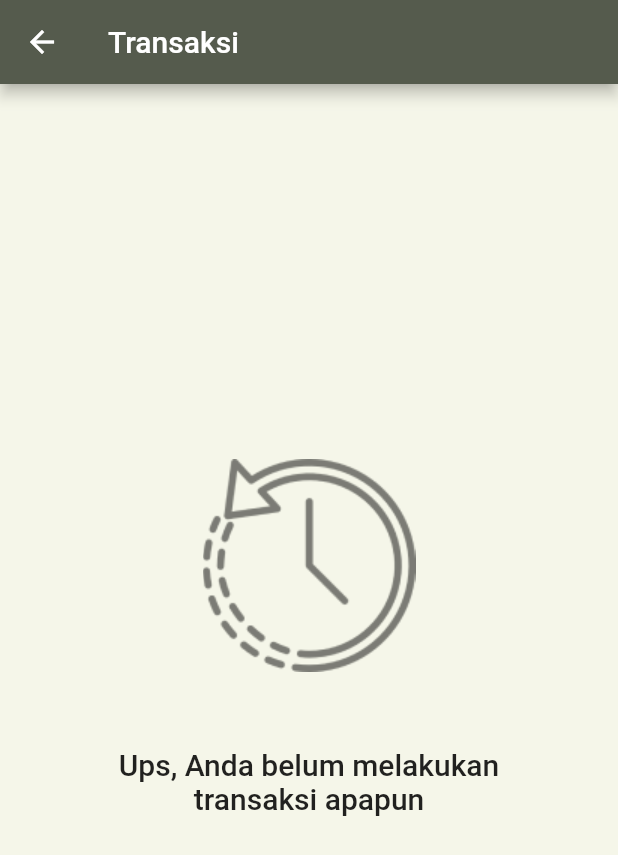
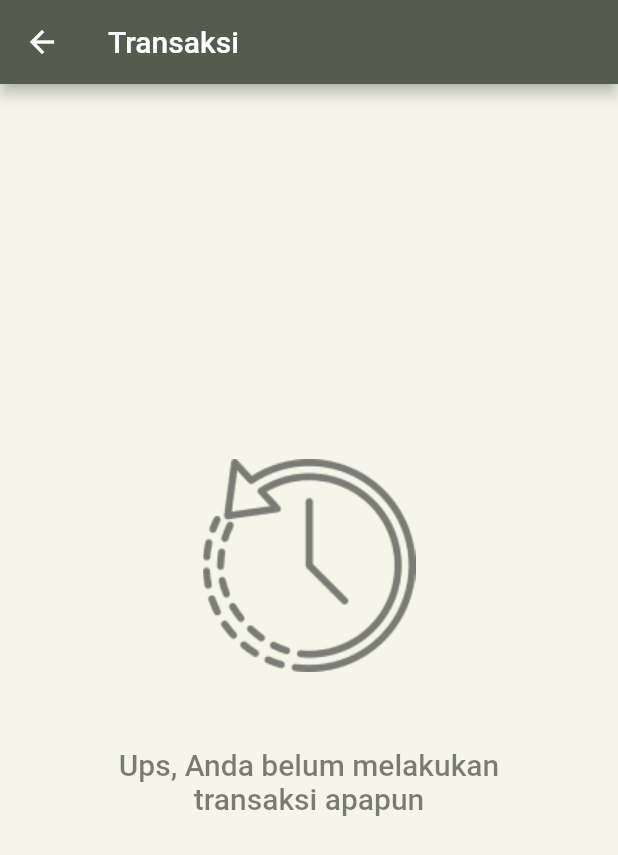
Before and after one commit to finnchristoffer/JemputAh-App, a Flutter app: the TransaksiScreen screen opened directly, on a phone screen of 412 x 824 dp. Shown: the top 855 px of the screen. Run offline on Flutter 3.47's test engine with Material 2 defaults, Android fonts, the phone set to English and light mode, and no system bars; our stand-ins replace carousel_slider, cloud_firestore, firebase_auth, firebase_core; missing offline and left inert: dart:ffi; accounts and stored records are empty; Roboto replaces fonts that are missing (Poppins).

Commit message:
Removing from User Transaction Model and Setting Text Style

```diff
--- a/lib/models/user_transaction.dart
+++ b/lib/models/user_transaction.dart
@@ -8,7 +8,6 @@ class UserTransaction {
       "id_shop": snapshot['id_shop'],
       "id_user": snapshot['id_user'],
       "tgl_transaksi_user": snapshot['tgl_transaksi_user'],
-      "id_transaction" : snapshot.id.toString(),
     };
     return data;
   }
--- a/lib/screens/transaksi_screen.dart
+++ b/lib/screens/transaksi_screen.dart
@@ -66,10 +66,11 @@ class _TransaksiScreenState extends State<TransaksiScreen> {
                   historyEmpty,
                 ),
               ),
-              const Text(
+              Text(
                 "Ups, Anda belum melakukan \ntransaksi apapun",
                 style: TextStyle(
                   fontSize: 20,
+                  color: AppColors.hintTextColor,
                 ),
                 textAlign: TextAlign.center,
               ),
```
